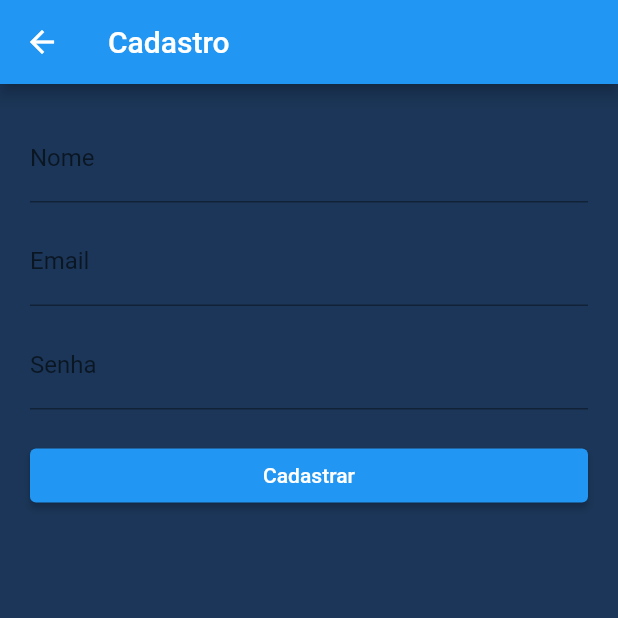
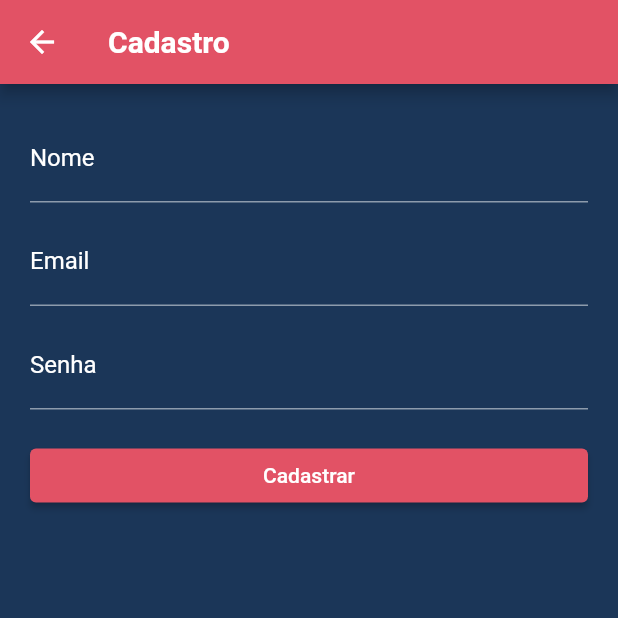
Before and after one commit to feralice/CineMood, a Flutter app: the screen it shows after launch, after a tap on "Cadastrar", on a phone screen of 412 x 824 dp, the top half of it. Run offline on Flutter 3.47's test engine with Material 2 defaults, Android fonts, the phone set to English and light mode, and no system bars; our stand-ins replace firebase_auth, firebase_core; accounts and stored records are empty; network calls fail.

Commit message:
first commit

```diff
--- a/lib/login_page.dart
+++ b/lib/login_page.dart
@@ -24,12 +24,17 @@ class _LoginPageState extends State<LoginPage> {
   Widget build(BuildContext context) {
     return Scaffold(
       body: Center(
-        // Centralizar verticalmente o conteúdo em qualquer tela
-        child: SafeArea(
+        child: SingleChildScrollView(
           child: Column(
             mainAxisAlignment: MainAxisAlignment.center,
             children: [
+              Image.asset(
+                'assets/images/logo.png',
+                width: 150,
+              ),
+              const SizedBox(height: 20),
               Container(
+                width: 350, // Largura desejada para os campos de texto
                 decoration: BoxDecoration(
                   color: Colors.transparent,
                   border: Border.all(
@@ -39,12 +44,10 @@ class _LoginPageState extends State<LoginPage> {
                     Radius.circular(50),
                   ),
                 ),
-                width: MediaQuery.of(context).size.width -
-                    MediaQuery.of(context).size.width / 6,
                 child: TextField(
                   controller: emailController,
                   style: const TextStyle(
-                    fontSize: 30,
+                    fontSize: 20, // Tamanho de texto desejado
                     color: Colors.white,
                     fontWeight: FontWeight.normal,
                   ),
@@ -52,15 +55,14 @@ class _LoginPageState extends State<LoginPage> {
                     hintText: 'Email',
                     contentPadding: EdgeInsets.all(20.0),
                     hintStyle:
-                    TextStyle(color: Color(0xFFE25265), fontSize: 27),
+                    TextStyle(color: Color(0xFFE25265), fontSize: 17),
                     border: InputBorder.none,
                   ),
                 ),
               ),
-              const SizedBox(
-                height: 20,
-              ),
+              const SizedBox(height: 20),
               Container(
+                width: 350, // Largura desejada para os campos de texto
                 decoration: BoxDecoration(
                   color: Colors.transparent,
                   border: Border.all(
@@ -70,12 +72,10 @@ class _LoginPageState extends State<LoginPage> {
                     Radius.circular(50),
                   ),
                 ),
-                width: MediaQuery.of(context).size.width -
-                    MediaQuery.of(context).size.width / 6,
                 child: TextField(
                   controller: senhaController,
                   style: const TextStyle(
-                    fontSize: 30,
+                    fontSize: 20, // Tamanho de texto desejado
                     color: Colors.white,
                     fontWeight: FontWeight.normal,
                   ),
@@ -83,17 +83,19 @@ class _LoginPageState extends State<LoginPage> {
                     hintText: 'Senha',
                     contentPadding: EdgeInsets.all(20.0),
                     hintStyle:
-                    TextStyle(color: Color(0xFFE25265), fontSize: 27),
+                    TextStyle(color: Color(0xFFE25265), fontSize: 17),
                     border: InputBorder.none,
                   ),
                   obscureText: true,
                 ),
               ),
-
-              //usado para separar os botoes do email e senha pra não ficar tudo grudado
               const SizedBox(height: 20),
-
-              ElevatedButton(
+              Row(
+                mainAxisAlignment: MainAxisAlignment.center,
+                children: [
+                  Container(
+                    width: 150, // Largura desejada para os botões
+                    child: ElevatedButton(
                       onPressed: () {
                         FirebaseAuth.instance.signInWithEmailAndPassword(
                           email: emailController.text.trim(),
@@ -105,17 +107,24 @@ class _LoginPageState extends State<LoginPage> {
                           const Color(0xFFE25265),
                         ),
                       ),
-                child: const Text('Login'),
+                      child: const Padding(
+                        padding: EdgeInsets.all(10.0),
+                        child: Text(
+                          'Login',
+                          style: TextStyle(fontSize: 16), // Tamanho de texto desejado
                         ),
-
-              //usado para os botoes não ficarem grudados
-              const SizedBox(height: 5),
-
-              ElevatedButton(
+                      ),
+                    ),
+                  ),
+                  const SizedBox(width: 34), // Espaçamento entre os botões
+                  Container(
+                    width: 150, // Largura desejada para os botões
+                    child: ElevatedButton(
                       onPressed: () {
                         Navigator.push(
                           context,
-                    MaterialPageRoute(builder: (context) => SignupPage()),
+                          MaterialPageRoute(
+                              builder: (context) => SignupPage()),
                         );
                       },
                       style: ButtonStyle(
@@ -123,7 +132,16 @@ class _LoginPageState extends State<LoginPage> {
                           const Color(0xFFE25265),
                         ),
                       ),
-                child: const Text('Cadastrar'),
+                      child: const Padding(
+                        padding: EdgeInsets.all(10.0),
+                        child: Text(
+                          'Cadastrar',
+                          style: TextStyle(fontSize: 16), // Tamanho de texto desejado
+                        ),
+                      ),
+                    ),
+                  ),
+                ],
               ),
             ],
           ),
--- a/lib/sign_page.dart
+++ b/lib/sign_page.dart
@@ -13,7 +13,15 @@ class SignupPage extends StatelessWidget {
   Widget build(BuildContext context) {
     return Scaffold(
       appBar: AppBar(
-        title: const Text('Cadastro'),
+        title: Text(
+          'Cadastro',
+          style: TextStyle(
+            color: Colors.white,
+            fontSize: 20,
+            fontWeight: FontWeight.bold,
+          ),
+        ),
+        backgroundColor: Color(0xFFE25265),
       ),
       body: Padding(
         padding: const EdgeInsets.all(20.0),
@@ -22,17 +30,44 @@ class SignupPage extends StatelessWidget {
           children: [
             TextFormField(
               controller: nameController,
-              decoration: const InputDecoration(labelText: 'Nome'),
+              style: TextStyle(color: Colors.white),
+              decoration: InputDecoration(
+                labelText: 'Nome',
+                labelStyle: TextStyle(color: Colors.white),
+                enabledBorder: UnderlineInputBorder(
+                  borderSide: BorderSide(
+                    color: Colors.white.withOpacity(0.5), // Set line color with transparency
+                  ),
+                ),
+              ),
             ),
             const SizedBox(height: 10),
             TextFormField(
               controller: emailController,
-              decoration: const InputDecoration(labelText: 'Email'),
+              style: TextStyle(color: Colors.white),
+              decoration: InputDecoration(
+                labelText: 'Email',
+                labelStyle: TextStyle(color: Colors.white),
+                enabledBorder: UnderlineInputBorder(
+                  borderSide: BorderSide(
+                    color: Colors.white.withOpacity(0.5), // Set line color with transparency
+                  ),
+                ),
+              ),
             ),
             const SizedBox(height: 10),
             TextFormField(
               controller: passwordController,
-              decoration: const InputDecoration(labelText: 'Senha'),
+              style: TextStyle(color: Colors.white),
+              decoration: InputDecoration(
+                labelText: 'Senha',
+                labelStyle: TextStyle(color: Colors.white),
+                enabledBorder: UnderlineInputBorder(
+                  borderSide: BorderSide(
+                    color: Colors.white.withOpacity(0.5), // Set line color with transparency
+                  ),
+                ),
+              ),
               obscureText: true,
             ),
             const SizedBox(height: 20),
@@ -44,6 +79,11 @@ class SignupPage extends StatelessWidget {
 
                 _registerUser(context, name, email, password);
               },
+              style: ButtonStyle(
+                backgroundColor: MaterialStateProperty.all<Color>(
+                  Color(0xFFE25265),
+                ),
+              ),
               child: const Text('Cadastrar'),
             ),
           ],
--- a/pubspec.yaml
+++ b/pubspec.yaml
@@ -61,8 +61,8 @@ flutter:
   uses-material-design: true
 
   # To add assets to your application, add an assets section, like this:
-  # assets:
-  #   - images/a_dot_burr.jpeg
+  assets:
+     - assets/images/logo.png
   #   - images/a_dot_ham.jpeg
 
   # An image asset can refer to one or more resolution-specific "variants", see
```
Also changed, not shown: assets/images/logo.png (added), pubspec.lock. Lines whose indentation alone changed are shown as unchanged.
